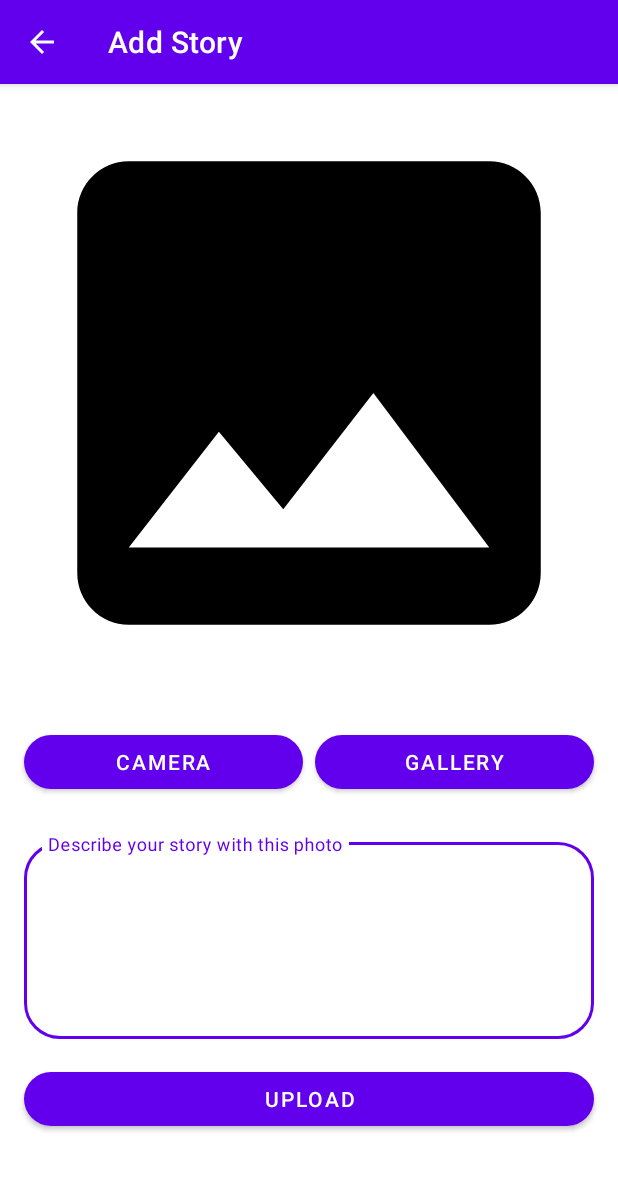
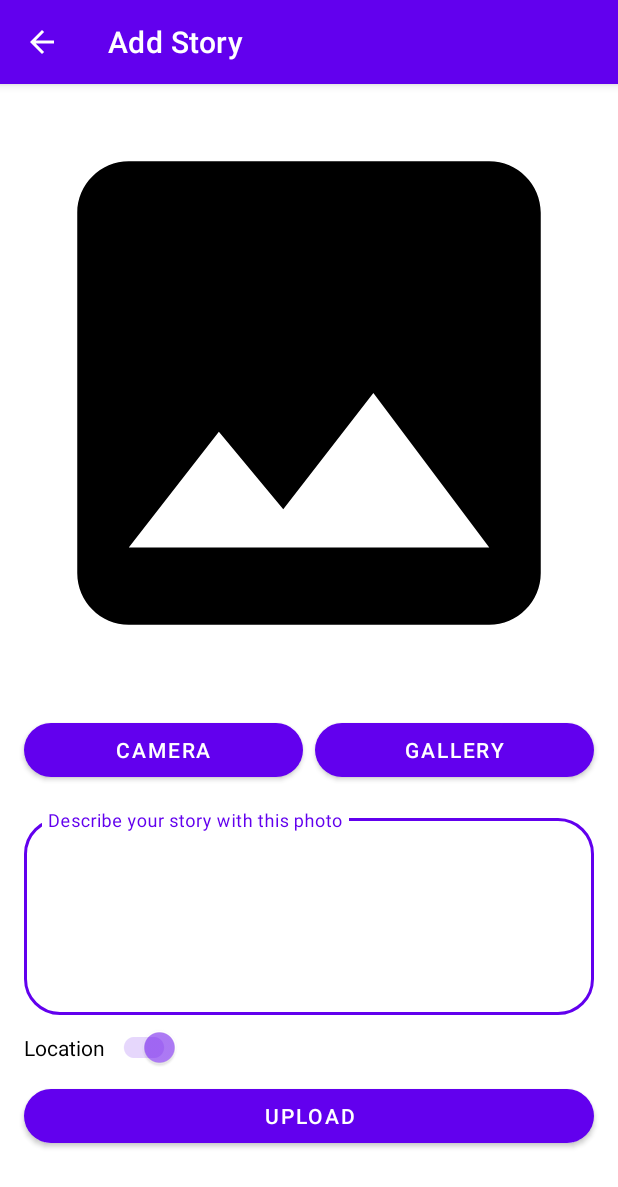
Before and after one commit to ichsnn/story_app, an Android app: the AddNewStoryActivity screen opened directly, with no data from a screen before it, on a phone screen of 412 x 824 dp. Shown: the top 1187 px of the screen. Run offline under Robolectric (Android 15) with nearby library versions, the phone set to English and light mode, and no system bars; pictures from the network do not load.

Commit message:
update add new story layout

```diff
--- a/app/src/main/res/layout/activity_add_new_story.xml
+++ b/app/src/main/res/layout/activity_add_new_story.xml
@@ -42,7 +42,7 @@
             android:layout_width="0dp"
             android:layout_height="wrap_content"
             android:layout_marginStart="16dp"
-            android:layout_marginTop="16dp"
+            android:layout_marginTop="8dp"
             android:layout_marginEnd="4dp"
             android:text="@string/camera"
             app:cornerRadius="99dp"
@@ -57,7 +57,7 @@
             android:layout_width="0dp"
             android:layout_height="wrap_content"
             android:layout_marginStart="4dp"
-            android:layout_marginTop="16dp"
+            android:layout_marginTop="8dp"
             android:layout_marginEnd="16dp"
             android:text="@string/gallery"
             app:cornerRadius="99dp"
@@ -72,7 +72,7 @@
             android:layout_width="match_parent"
             android:layout_height="wrap_content"
             android:layout_marginStart="16dp"
-            android:layout_marginTop="24dp"
+            android:layout_marginTop="16dp"
             android:layout_marginEnd="16dp"
             android:hint="@string/describe_your_story_with_this_photo"
             app:boxCornerRadiusBottomEnd="24dp"
@@ -93,18 +93,43 @@
 
         </com.google.android.material.textfield.TextInputLayout>
 
+        <com.google.android.material.switchmaterial.SwitchMaterial
+            android:id="@+id/switch_location"
+            android:layout_width="wrap_content"
+            android:layout_height="match_parent"
+            android:layout_marginTop="8dp"
+            android:checked="true"
+            android:text="@string/location"
+            app:layout_constraintStart_toStartOf="@+id/input_layout"
+            app:layout_constraintTop_toBottomOf="@+id/input_layout"
+            app:switchPadding="2dp" />
+
+        <TextView
+            android:id="@+id/tv_address"
+            android:layout_width="0dp"
+            android:layout_height="wrap_content"
+            android:layout_marginStart="8dp"
+            android:layout_marginEnd="16dp"
+            android:ellipsize="end"
+            android:lines="1"
+            app:layout_constraintBottom_toBottomOf="@+id/switch_location"
+            app:layout_constraintEnd_toEndOf="parent"
+            app:layout_constraintStart_toEndOf="@+id/switch_location"
+            app:layout_constraintTop_toTopOf="@+id/switch_location"
+            tools:text="@string/address" />
+
         <com.google.android.material.button.MaterialButton
             android:id="@+id/button_add"
             android:layout_width="match_parent"
             android:layout_height="wrap_content"
             android:layout_marginStart="16dp"
-            android:layout_marginTop="16dp"
+            android:layout_marginTop="8dp"
             android:layout_marginEnd="16dp"
             android:text="@string/upload"
             app:cornerRadius="99dp"
             app:layout_constraintEnd_toEndOf="parent"
             app:layout_constraintStart_toStartOf="parent"
-            app:layout_constraintTop_toBottomOf="@+id/input_layout" />
+            app:layout_constraintTop_toBottomOf="@+id/switch_location" />
     </androidx.constraintlayout.widget.ConstraintLayout>
 
 
--- a/app/src/main/res/values-night/themes.xml
+++ b/app/src/main/res/values-night/themes.xml
@@ -13,5 +13,16 @@
         <item name="android:statusBarColor">?attr/colorPrimaryVariant</item>
         <!-- Customize your theme here. -->
         <item name="skeletonColor">@color/light_gray_2</item>
+        <item name="colorPrimary80">@color/purple_200_80</item>
+        <item name="switchStyle">@style/Widget.StoryApp.Switch</item>
+    </style>
+
+    <style name="Widget.StoryApp.Switch" parent="Widget.AppCompat.CompoundButton.Switch">
+        <item name="materialThemeOverlay">@style/ThemeOverlay.StoryApp.Switch</item>
+    </style>
+
+    <style name="ThemeOverlay.StoryApp.Switch" parent="">
+        <item name="colorOnSurface">@color/purple_200</item>
+        <item name="colorSecondary">@color/purple_200_80</item>
     </style>
 </resources>
--- a/app/src/main/res/values/attrs.xml
+++ b/app/src/main/res/values/attrs.xml
@@ -10,6 +10,7 @@
         <attr name="required" format="boolean" />
     </declare-styleable>
     <attr name="skeletonColor" format="color" />
+    <attr name="colorPrimary80" format="color" />
     <declare-styleable name="AppWidgetAttrs">
         <attr name="appWidgetPadding" format="dimension" />
         <attr name="appWidgetInnerRadius" format="dimension" />
--- a/app/src/main/res/values/colors.xml
+++ b/app/src/main/res/values/colors.xml
@@ -1,7 +1,9 @@
 <?xml version="1.0" encoding="utf-8"?>
 <resources>
     <color name="purple_200">#FFBB86FC</color>
+    <color name="purple_200_80">#8BBB86FC</color>
     <color name="purple_500">#FF6200EE</color>
+    <color name="purple_500_80">#866200EE</color>
     <color name="purple_700">#FF3700B3</color>
     <color name="teal_200">#FF03DAC5</color>
     <color name="teal_700">#FF018786</color>
--- a/app/src/main/res/values/strings.xml
+++ b/app/src/main/res/values/strings.xml
@@ -41,4 +41,5 @@
     <string name="timeout">Timeout</string>
     <string name="offline">Offline</string>
     <string name="reload">Reload</string>
+    <string name="location">Location</string>
 </resources>
--- a/app/src/main/res/values/themes.xml
+++ b/app/src/main/res/values/themes.xml
@@ -13,6 +13,18 @@
         <item name="android:statusBarColor">?attr/colorPrimaryVariant</item>
         <!-- Customize your theme here. -->
         <item name="skeletonColor">@color/light_gray_1</item>
+        <item name="colorPrimary80">@color/purple_500_80</item>
+
+        <item name="switchStyle">@style/Widget.StoryApp.Switch</item>
+    </style>
+
+    <style name="Widget.StoryApp.Switch" parent="Widget.AppCompat.CompoundButton.Switch">
+        <item name="materialThemeOverlay">@style/ThemeOverlay.StoryApp.Switch</item>
+    </style>
+
+    <style name="ThemeOverlay.StoryApp.Switch" parent="">
+        <item name="colorOnSurface">@color/purple_500</item>
+        <item name="colorSecondary">@color/purple_500_80</item>
     </style>
 
     <style name="Theme.StoryApp.AppWidgetContainerParent" parent="@android:style/Theme.DeviceDefault">
@@ -29,4 +41,5 @@
         <!-- Apply padding to avoid the content of the widget colliding with the rounded corners -->
         <item name="appWidgetPadding">16dp</item>
     </style>
+
 </resources>
```
Also changed, not shown: app/src/main/res/drawable/bg_location_switch_thumb.xml (added, +13 -0 lines), app/src/main/res/drawable/bg_location_switch_track.xml (added, +13 -0 lines), 1 other file.
